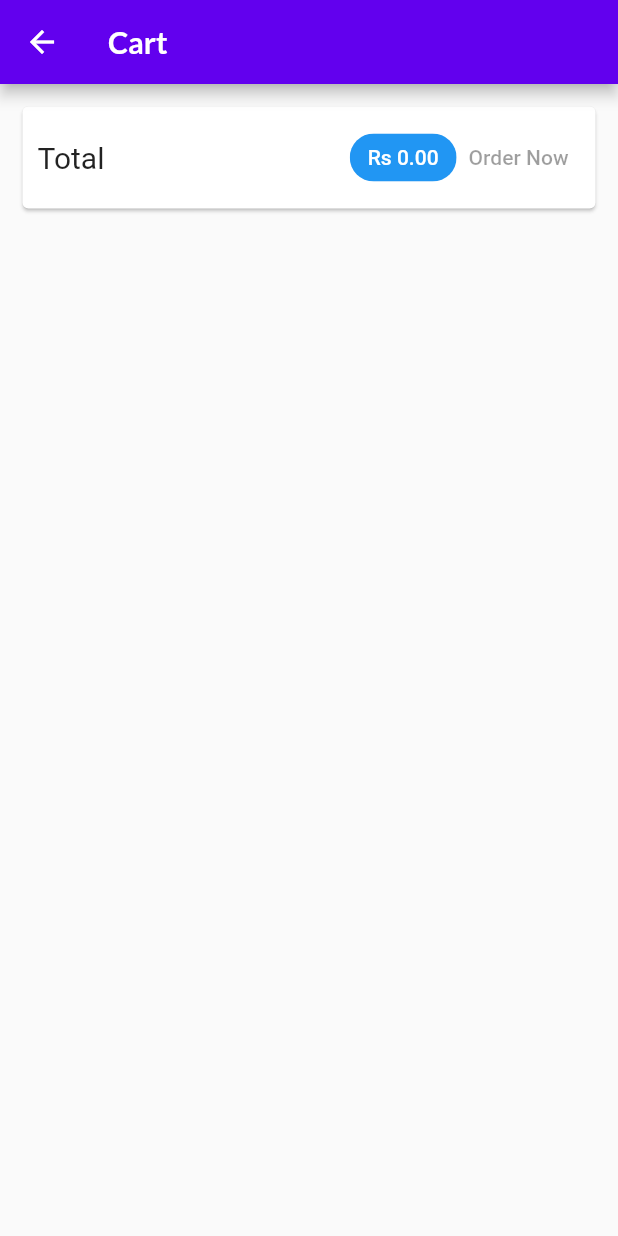
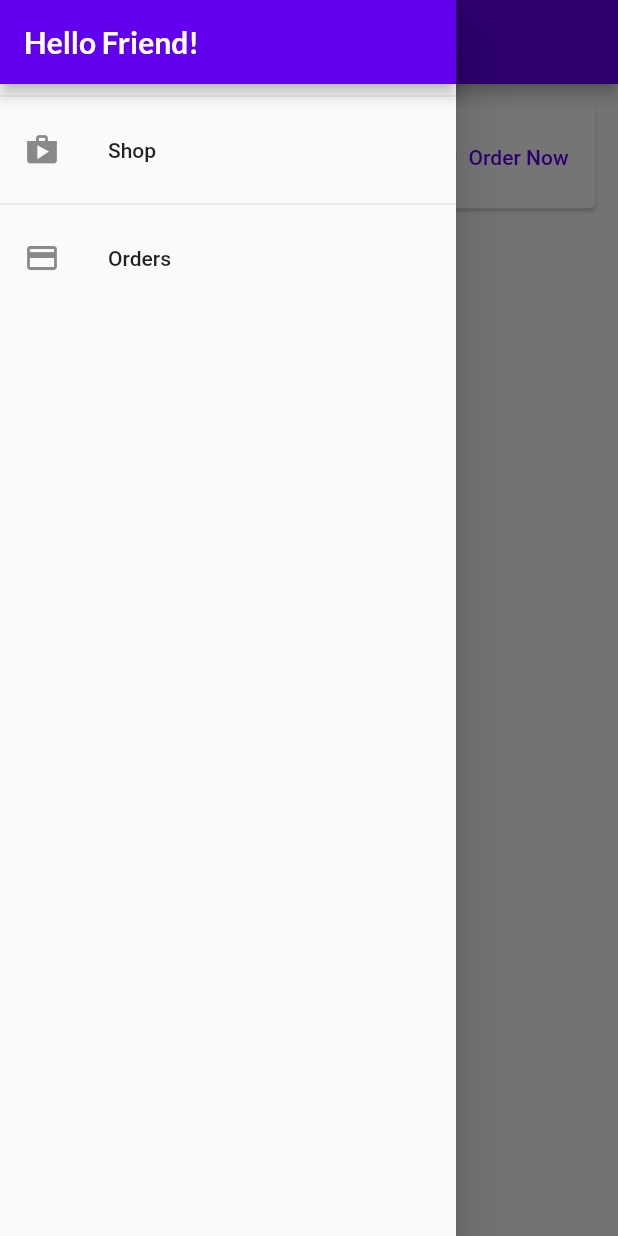
Before and after one commit to DubeyDonn/shop_app, a Flutter app: the CartScreen screen opened by its route, with the side drawer open (before the commit the screen has no drawer), on a phone screen of 412 x 824 dp. Run offline on Flutter 3.47's test engine with Material 2 defaults, Android fonts, the phone set to English and light mode, and no system bars; network calls fail.

Commit message:
add orders screen and logics

```diff
--- a/lib/provider/cart.dart
+++ b/lib/provider/cart.dart
@@ -45,6 +45,11 @@ class Cart with ChangeNotifier {
     notifyListeners();
   }
 
+  void clear() {
+    _items.clear();
+    notifyListeners();
+  }
+
   void _updateItemQuantity(int val, String productId) {
     _items.update(
       productId,
--- a/lib/provider/products_provider.dart
+++ b/lib/provider/products_provider.dart
@@ -8,7 +8,7 @@ class ProductsProvider with ChangeNotifier {
       id: 'p1',
       title: 'Red Shirt',
       description: 'A red shirt - it is pretty red!',
-      price: 29.99,
+      price: 900,
       imageUrl:
           'https://cdn.pixabay.com/photo/2016/10/02/22/17/red-t-shirt-1710578_1280.jpg',
     ),
@@ -16,7 +16,7 @@ class ProductsProvider with ChangeNotifier {
       id: 'p2',
       title: 'Trousers',
       description: 'A nice pair of trousers.',
-      price: 59.99,
+      price: 1000,
       imageUrl:
           'https://upload.wikimedia.org/wikipedia/commons/thumb/e/e8/Trousers%2C_dress_%28AM_1960.022-8%29.jpg/512px-Trousers%2C_dress_%28AM_1960.022-8%29.jpg',
     ),
@@ -24,7 +24,7 @@ class ProductsProvider with ChangeNotifier {
       id: 'p3',
       title: 'Yellow Scarf',
       description: 'Warm and cozy - exactly what you need for the winter.',
-      price: 19.99,
+      price: 500,
       imageUrl:
           'https://live.staticflickr.com/4043/4438260868_cc79b3369d_z.jpg',
     ),
@@ -32,7 +32,7 @@ class ProductsProvider with ChangeNotifier {
       id: 'p4',
       title: 'A Pan',
       description: 'Prepare any meal you want.',
-      price: 49.99,
+      price: 2000,
       imageUrl:
           'https://upload.wikimedia.org/wikipedia/commons/thumb/1/14/Cast-Iron-Pan.jpg/1024px-Cast-Iron-Pan.jpg',
     ),
--- a/lib/screens/cart_screen.dart
+++ b/lib/screens/cart_screen.dart
@@ -1,7 +1,10 @@
 import 'package:flutter/material.dart';
 import 'package:provider/provider.dart';
 import 'package:shop_app/provider/cart.dart' show Cart;
+import 'package:shop_app/widgets/app_drawer.dart';
 import 'package:shop_app/widgets/cart_item.dart';
+
+import '../provider/orders.dart';
 
 class CartScreen extends StatelessWidget {
   static const routeName = '/cart_screen';
@@ -12,6 +15,7 @@ class CartScreen extends StatelessWidget {
     var cart = Provider.of<Cart>(context);
     // var product = Provider.of<ProductsProvider>(context).items;
     return Scaffold(
+        drawer: const AppDrawer(),
         appBar: AppBar(
           title: const Text('Cart'),
         ),
@@ -35,9 +39,16 @@ class CartScreen extends StatelessWidget {
                       ),
                       backgroundColor: Theme.of(context).primaryColor,
                     ),
-                    const TextButton(
-                      onPressed: null,
-                      child: Text('Order Now'),
+                    TextButton(
+                      onPressed: () {
+                        if (cart.items.isEmpty) return;
+                        Provider.of<Orders>(context, listen: false).addOrder(
+                          cart.items.values.toList(),
+                          cart.totalAmount,
+                        );
+                        cart.clear();
+                      },
+                      child: const Text('Order Now'),
                     )
                   ],
                 ),
--- /dev/null
+++ b/lib/screens/orders_screen.dart
@@ -0,0 +1,34 @@
+import 'package:flutter/material.dart';
+import 'package:provider/provider.dart';
+import 'package:shop_app/widgets/app_drawer.dart';
+import 'package:shop_app/widgets/order_item.dart' as ord;
+
+import '../provider/orders.dart';
+
+class OrderScreen extends StatelessWidget {
+  static const routeName = '/orders';
+  const OrderScreen({super.key});
+
+  @override
+  Widget build(BuildContext context) {
+    var orders = Provider.of<Orders>(context, listen: false).orders;
+    return Scaffold(
+      drawer: const AppDrawer(),
+      appBar: AppBar(
+        title: const Text('Your Orders'),
+      ),
+      body: orders.isEmpty
+          ? const Center(
+              child: Text('No orders yet!'),
+            )
+          : ListView.builder(
+              itemCount: orders.length,
+              itemBuilder: (context, index) {
+                return ord.OrderItem(
+                  order: orders[index],
+                );
+              },
+            ),
+    );
+  }
+}
--- a/lib/screens/products_overview_screen.dart
+++ b/lib/screens/products_overview_screen.dart
@@ -2,6 +2,7 @@ import 'package:flutter/material.dart';
 import 'package:provider/provider.dart';
 import 'package:shop_app/provider/cart.dart';
 import 'package:shop_app/screens/cart_screen.dart';
+import 'package:shop_app/widgets/app_drawer.dart';
 import 'package:shop_app/widgets/cart_badge.dart';
 
 import '../widgets/products_overview_gridview.dart';
@@ -24,6 +25,7 @@ class _ProductsOverviewScreenState extends State<ProductsOverviewScreen> {
   Widget build(BuildContext context) {
     var cartItemCount = Provider.of<Cart>(context).itemCount;
     return Scaffold(
+      drawer: const AppDrawer(),
       appBar: AppBar(
         title: const Text('Shop App'),
         actions: [
@@ -74,7 +76,7 @@ class _ProductsOverviewScreenState extends State<ProductsOverviewScreen> {
                 },
               ),
             ),
-          )
+          ),
         ],
       ),
       body: BuildProductsOverviewGridview(_showFav),
--- /dev/null
+++ b/lib/widgets/app_drawer.dart
@@ -0,0 +1,36 @@
+import 'package:flutter/material.dart';
+import 'package:shop_app/screens/orders_screen.dart';
+
+class AppDrawer extends StatelessWidget {
+  const AppDrawer({super.key});
+
+  @override
+  Widget build(BuildContext context) {
+    return Drawer(
+      child: Column(
+        children: [
+          AppBar(
+            title: const Text('Hello Friend!'),
+            automaticallyImplyLeading: false,
+          ),
+          const Divider(),
+          ListTile(
+            leading: const Icon(Icons.shop),
+            title: const Text('Shop'),
+            onTap: () {
+              Navigator.of(context).pushReplacementNamed('/');
+            },
+          ),
+          const Divider(),
+          ListTile(
+            leading: const Icon(Icons.payment),
+            title: const Text('Orders'),
+            onTap: () {
+              Navigator.of(context).pushReplacementNamed(OrderScreen.routeName);
+            },
+          ),
+        ],
+      ),
+    );
+  }
+}
--- a/pubspec.yaml
+++ b/pubspec.yaml
@@ -48,6 +48,7 @@ dev_dependencies:
   # package. See that file for information about deactivating specific lint
   # rules and activating additional ones.
   flutter_lints: ^2.0.0
+  intl: ^0.18.0
 
 # For information on the generic Dart part of this file, see the
 # following page: https://dart.dev/tools/pub/pubspec
```
Also changed, not shown: lib/main.dart (+9 -1 lines), lib/provider/orders.dart (added, +37 -0 lines), lib/screens/product_details_screen.dart (+30 -0 lines), lib/widgets/order_item.dart (added, +80 -0 lines), pubspec.lock.
